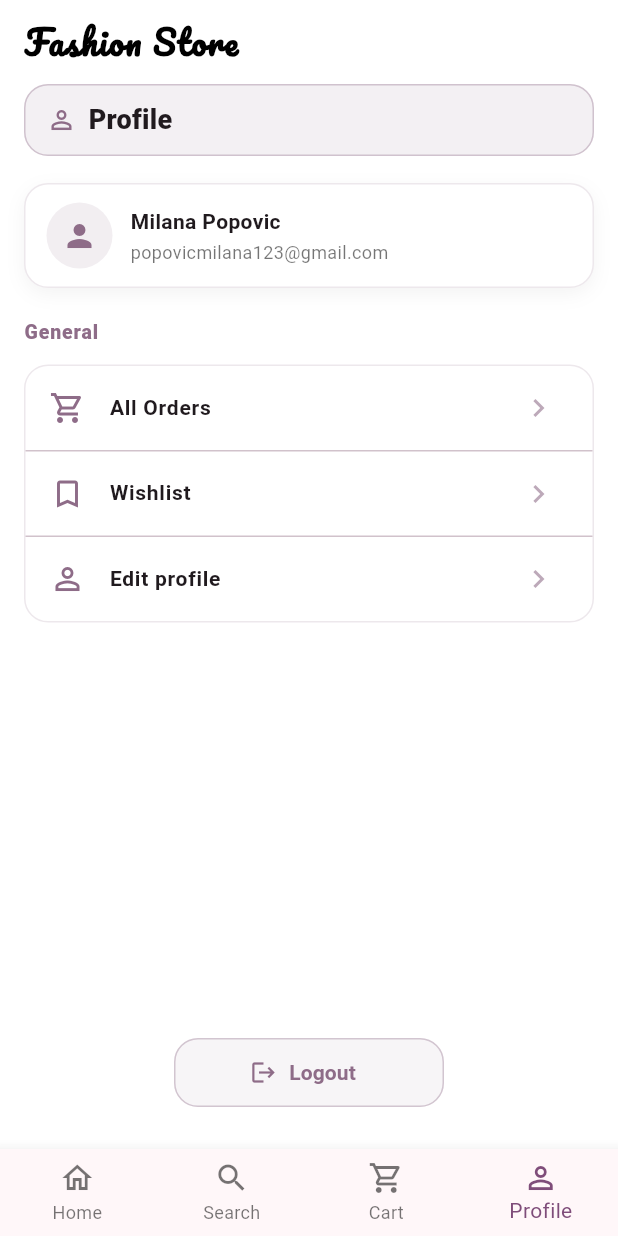
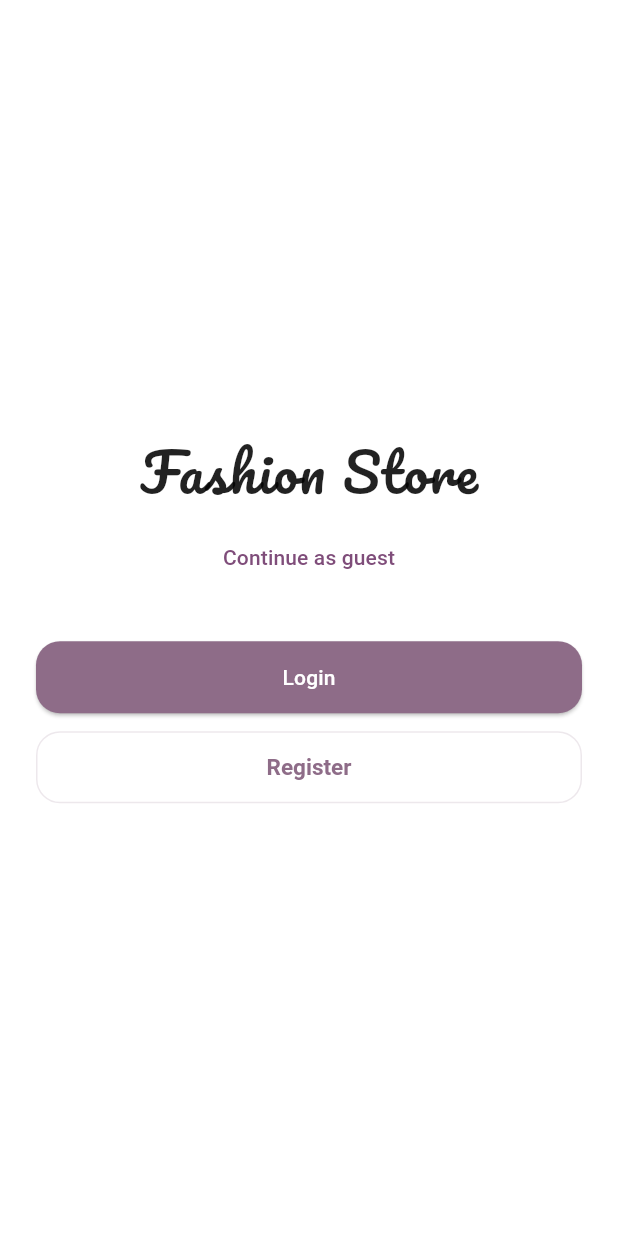
Before and after one commit to milanapopovic/MIT_projekat, a Flutter app: the screen it shows after launch, item 4 of the bottom bar chosen, after a tap on "Logout", on a phone screen of 412 x 824 dp. Run offline on Flutter 3.47's test engine with Material 3 defaults, Android fonts, the phone set to English and light mode, and no system bars; network calls fail.

Commit message:
Kreirani osnovni login i registracija ekrani

```diff
--- /dev/null
+++ b/lib/auth/auth_state.dart
@@ -0,0 +1,27 @@
+import 'package:flutter/foundation.dart';
+
+class AuthState extends ChangeNotifier {
+  bool _isGuest = false;
+  String? _email = "popovicmilana123@gmail.com";
+
+  bool get isGuest => _isGuest;
+  String? get email => _email;
+
+  void login(String email) {
+    _isGuest = false;
+    _email = email;
+    notifyListeners();
+  }
+
+  void register(String email) {
+    _isGuest = false;
+    _email = email;
+    notifyListeners();
+  }
+
+  void logout() {
+    _isGuest = true;
+    _email = null;
+    notifyListeners();
+  }
+}
--- a/lib/constants/theme_data.dart
+++ b/lib/constants/theme_data.dart
@@ -41,6 +41,42 @@ class AppTheme {
           borderSide: BorderSide(color: AppColors.brandBorder),
         ),
       ),
-    );
+      textTheme: const TextTheme(
+        headlineMedium: TextStyle(
+          fontSize: 26,
+          fontWeight: FontWeight.w800,
+          color: Colors.black,
+        ),
+        titleMedium: TextStyle(
+          fontSize: 16,
+          fontWeight: FontWeight.w700,
+          color: Colors.black,
+        ),
+        bodyMedium: TextStyle(
+          fontSize: 14,
+          color: Colors.black87,
+        ),
+      ),
+
+      elevatedButtonTheme: ElevatedButtonThemeData(
+        style: ElevatedButton.styleFrom(
+        backgroundColor: AppColors.brand,
+        foregroundColor: Colors.white,
+        minimumSize: const Size.fromHeight(48),
+        shape: RoundedRectangleBorder(borderRadius: BorderRadius.circular(16)),
+       ),
+      ),
+
+      outlinedButtonTheme: OutlinedButtonThemeData(
+        style: OutlinedButton.styleFrom(
+        foregroundColor: AppColors.brand,
+        side: BorderSide(color: AppColors.brandLine),
+        minimumSize: const Size.fromHeight(48),
+        shape: RoundedRectangleBorder(borderRadius: BorderRadius.circular(16)),
+        textStyle: const TextStyle(fontSize: 15, fontWeight: FontWeight.w700),
+        ),
+     ),
+
+     );
   }
 }
--- a/lib/main.dart
+++ b/lib/main.dart
@@ -1,9 +1,16 @@
+import 'package:fashion_app1/auth/auth_state.dart';
 import 'package:fashion_app1/constants/theme_data.dart';
 import 'package:flutter/material.dart';
+import 'package:provider/provider.dart';
 import 'screens/home_screen.dart';
 
 void main() {
-  runApp(const MyApp());
+  runApp(
+    ChangeNotifierProvider(
+      create: (_) => AuthState(),
+      child:  const MyApp()
+    ),
+   );
 }
 
 class MyApp extends StatelessWidget {
--- /dev/null
+++ b/lib/screens/auth/auth_screen.dart
@@ -0,0 +1,103 @@
+import 'package:fashion_app1/screens/home_screen.dart';
+import 'package:flutter/material.dart';
+import 'package:provider/provider.dart';
+
+import 'package:fashion_app1/auth/auth_state.dart';
+import 'package:fashion_app1/screens/auth/login_screen.dart';
+import 'package:fashion_app1/screens/auth/register_screen.dart';
+
+class AuthScreen extends StatefulWidget {
+  const AuthScreen({super.key});
+
+  @override
+  State<AuthScreen> createState() => _AuthScreenState();
+}
+
+class _AuthScreenState extends State<AuthScreen> {
+  bool showLogin = false;
+  bool showRegister = false;
+
+  @override
+  Widget build(BuildContext context) {
+    final h = MediaQuery.of(context).size.height;
+
+    // login
+    if (showLogin) {
+      return LoginScreen(
+        onDone: () {
+          Navigator.pop(context, true);
+        },
+        onBack: () {
+          setState(() => showLogin = false);
+        },
+      );
+    }
+
+    // register
+    if (showRegister) {
+      return RegisterScreen(
+        onDone: () {
+          Navigator.pop(context, true);
+        },
+        onBack: () {
+          setState(() => showRegister = false);
+        },
+      );
+    }
+
+    // main auth
+    return Scaffold(
+      body: SafeArea(
+        child: SingleChildScrollView(
+          padding: const EdgeInsets.all(24),
+          child: ConstrainedBox(
+            constraints: BoxConstraints(minHeight: h - 48),
+            child: Center(
+              child: Column(
+                mainAxisSize: MainAxisSize.min,
+                children: [
+                  const Text(
+                    "Fashion Store",
+                    style: TextStyle(
+                      fontFamily: 'Pacifico',
+                      fontSize: 36,
+                      letterSpacing: 1,
+                    ),
+                  ),
+                  const SizedBox(height: 8),
+
+                  TextButton(
+                    onPressed: () {
+                      context.read<AuthState>().logout();
+                      Navigator.of(context).pushAndRemoveUntil(
+                        MaterialPageRoute(builder: (_) => const HomeScreen()),
+                        (route) => false,
+                      );
+                    },
+                    child: const Text("Continue as guest"),
+                  ),
+
+                  const SizedBox(height: 32),
+
+                  ElevatedButton(
+                    onPressed: () {
+                      setState(() => showLogin = true);
+                    },
+                    child: const Text("Login"),
+                  ),
+                  const SizedBox(height: 12),
+                  OutlinedButton(
+                    onPressed: () {
+                      setState(() => showRegister = true);
+                    },
+                    child: const Text("Register"),
+                  ),
+                ],
+              ),
+            ),
+          ),
+        ),
+      ),
+    );
+  }
+}
--- a/lib/screens/home_screen.dart
+++ b/lib/screens/home_screen.dart
@@ -3,7 +3,6 @@ import 'package:fashion_app1/widgets/brand_app_bar_title.dart';
 import 'package:fashion_app1/widgets/product_widget.dart';
 import 'package:flutter/material.dart';
 
-import '../widgets/title_text.dart';
 import 'cart_screen.dart';
 import 'profile_screen.dart';
 import 'search_screen.dart';
@@ -208,6 +207,9 @@ class _HomeTab extends StatelessWidget {
                     Positioned(
                       left: 16,
                       bottom: 16,
+                      child: SizedBox(
+                        width: 120,
+
                       child: ElevatedButton(
                         style: ElevatedButton.styleFrom(
                           backgroundColor: AppColors.brand,
@@ -224,8 +226,10 @@ class _HomeTab extends StatelessWidget {
                         child: const Text('Explore'),
                       ),
                     ),
+                    ),
                   ],
                 ),
+
               ),
             ),
           ),
--- a/lib/screens/profile_screen.dart
+++ b/lib/screens/profile_screen.dart
@@ -1,6 +1,9 @@
+import 'package:fashion_app1/auth/auth_state.dart';
 import 'package:fashion_app1/constants/app_colors.dart';
+import 'package:fashion_app1/screens/auth/auth_screen.dart';
 import 'package:fashion_app1/widgets/brand_app_bar_title.dart';
 import 'package:flutter/material.dart';
+import 'package:provider/provider.dart';
 
 
 
@@ -9,7 +12,8 @@ class ProfileScreen extends StatelessWidget {
 
   @override
   Widget build(BuildContext context) {
-    return Scaffold(
+    final auth = context.watch<AuthState>();
+    final bool isGuest = auth.isGuest;     return Scaffold(
       appBar: AppBar(
         elevation: 0,
         title:const BrandAppBarTitle(title: 'Fashion Store'),
@@ -76,19 +80,20 @@ class ProfileScreen extends StatelessWidget {
                   child: const Icon(Icons.person, color:AppColors.brand),
                 ),
                 const SizedBox(width: 12),
-                const Expanded(
+                Expanded(
                   child: Column(
                     crossAxisAlignment: CrossAxisAlignment.start,
                     children: [
                       Text(
-                        'Milana Popovic',
-                        style: TextStyle(fontSize: 14, fontWeight: FontWeight.w700),
+                        isGuest ? 'Guest user' : 'Milana Popovic',
+                        style: const TextStyle(fontSize: 14, fontWeight: FontWeight.w700),
                       ),
-                      SizedBox(height: 2),
+                      const SizedBox(height: 2),
                       Text(
-                        'popovicmilana123@gmail.com',
-                        style: TextStyle(fontSize: 12, color: Colors.black54),
+                        isGuest ? 'Please login or register' : (auth.email ?? ''),
+                        style: const TextStyle(fontSize: 12, color: Colors.black54),
                       ),
+
                       ],
                     ),
                   ),
@@ -97,21 +102,18 @@ class ProfileScreen extends StatelessWidget {
             ),
           ),
 
+          if (!isGuest) ...[
+
   Padding(
     padding: const EdgeInsets.fromLTRB(16, 10, 16, 6),
-            child: Row(
-              mainAxisAlignment: MainAxisAlignment.spaceBetween,
-              children: const [
-                Text(
+    child: Text(
       'General',
-                  style: TextStyle(
+      style: const TextStyle(
         fontSize: 13,
         fontWeight: FontWeight.w800,
         color: AppColors.brand,
         letterSpacing: 0.6,
       ),
-                ),
-              ],
     ),
   ),
 
@@ -121,39 +123,33 @@ class ProfileScreen extends StatelessWidget {
       decoration: BoxDecoration(
         color: Colors.white,
         borderRadius: BorderRadius.circular(16),
-                border: Border.all(
-                  color: AppColors.brandLine,
-                ),
+        border: Border.all(color: AppColors.brandLine),
       ),
       child: Column(
         children: [
           _ProfileRow(
             icon: Icons.shopping_cart_outlined,
             title: 'All Orders',
-                    onTap: () {
-
-                    },
+            onTap: () {},
           ),
           const Divider(height: 1),
           _ProfileRow(
             icon: Icons.bookmark_border,
             title: 'Wishlist',
-                    onTap: () {
-
-                    },
+            onTap: () {},
           ),
           const Divider(height: 1),
           _ProfileRow(
             icon: Icons.person_outline,
             title: 'Edit profile',
-                    onTap: () {
-
-                    },
+            onTap: () {},
           ),
         ],
       ),
     ),
   ),
+],
+
 
           const Spacer(),
 
@@ -162,30 +158,48 @@ class ProfileScreen extends StatelessWidget {
             padding: const EdgeInsets.only(bottom: 28),
             child: Center(
               child: SizedBox(
-                width: 180,
+                width: 200,
                 height: 46,
-                child: OutlinedButton.icon(
+                child: isGuest
+                    ? ElevatedButton(
+                        onPressed: () async {
+                          await Navigator.push(
+                            context,
+                            MaterialPageRoute(builder: (_) => const AuthScreen()),
+                          );
+                        },
+                        child: const Text('Login / Register'),
+                      )
+                    : OutlinedButton.icon(
                         icon: const Icon(Icons.logout),
-                  label: const Text(
-                    'Logout',
+                        label: const Text('Logout',
                         style: TextStyle(fontWeight: FontWeight.w600),
                         ),
                          style: OutlinedButton.styleFrom(
+                          backgroundColor: AppColors.brandSoft,
                           foregroundColor: AppColors.brand,
-                    backgroundColor: AppColors.brandBg,
                           side: BorderSide(
                             color: AppColors.brandBorder,
                           ),
                           shape: RoundedRectangleBorder(
                             borderRadius: BorderRadius.circular(16),
                           ),
+
                         ),
-                  onPressed: () {
+                        onPressed: () async {
+                          context.read<AuthState>().logout();
+
+                          await Navigator.pushAndRemoveUntil(
+                            context,
+                            MaterialPageRoute(builder: (_) => const AuthScreen()),
+                            (route) => false,
+                          );
                         },
                       ),
               ),
             ),
           ),
+
 
 
 
--- a/pubspec.yaml
+++ b/pubspec.yaml
@@ -30,6 +30,7 @@ environment:
 dependencies:
   flutter:
     sdk: flutter
+  provider: ^6.0.5
 
   # The following adds the Cupertino Icons font to your application.
   # Use with the CupertinoIcons class for iOS style icons.
```
Also changed, not shown: lib/screens/auth/login_screen.dart (added, +92 -0 lines), lib/screens/auth/register_screen.dart (added, +122 -0 lines), lib/widgets/brand_header_widget.dart (added, +28 -0 lines), pubspec.lock. Lines whose indentation alone changed are shown as unchanged.
